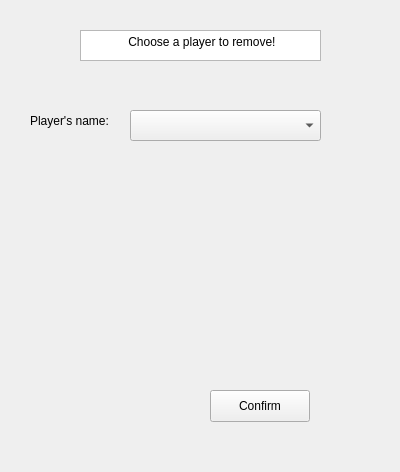
Old version of the form removeplayer.ui in the repository TNT57/FootballClubManagementSystem.
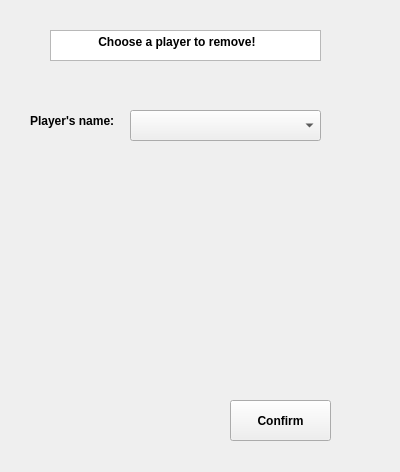
New version of the form.

```diff
--- a/removeplayer.ui
+++ b/removeplayer.ui
@@ -22,6 +22,11 @@
      <height>41</height>
     </rect>
    </property>
+   <property name="font">
+    <font>
+     <bold>true</bold>
+    </font>
+   </property>
    <property name="text">
     <string>Player's name: </string>
    </property>
@@ -39,12 +44,17 @@
   <widget class="QPlainTextEdit" name="plainTextEdit">
    <property name="geometry">
     <rect>
-     <x>80</x>
+     <x>50</x>
      <y>30</y>
-     <width>241</width>
+     <width>271</width>
      <height>31</height>
     </rect>
    </property>
+   <property name="font">
+    <font>
+     <bold>true</bold>
+    </font>
+   </property>
    <property name="plainText">
     <string>             Choose a player to remove!</string>
    </property>
@@ -52,12 +62,17 @@
   <widget class="QPushButton" name="confirmButton">
    <property name="geometry">
     <rect>
-     <x>210</x>
-     <y>390</y>
-     <width>100</width>
-     <height>32</height>
+     <x>230</x>
+     <y>400</y>
+     <width>101</width>
+     <height>41</height>
     </rect>
    </property>
+   <property name="font">
+    <font>
+     <bold>true</bold>
+    </font>
+   </property>
    <property name="text">
     <string>Confirm</string>
    </property>
```
